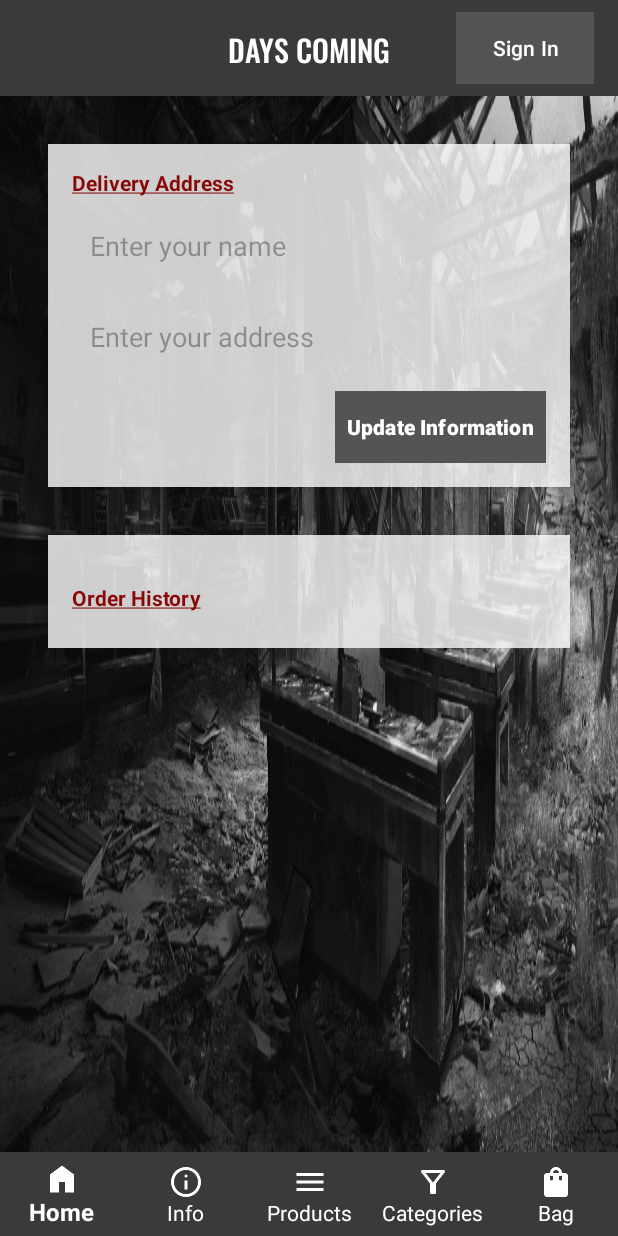
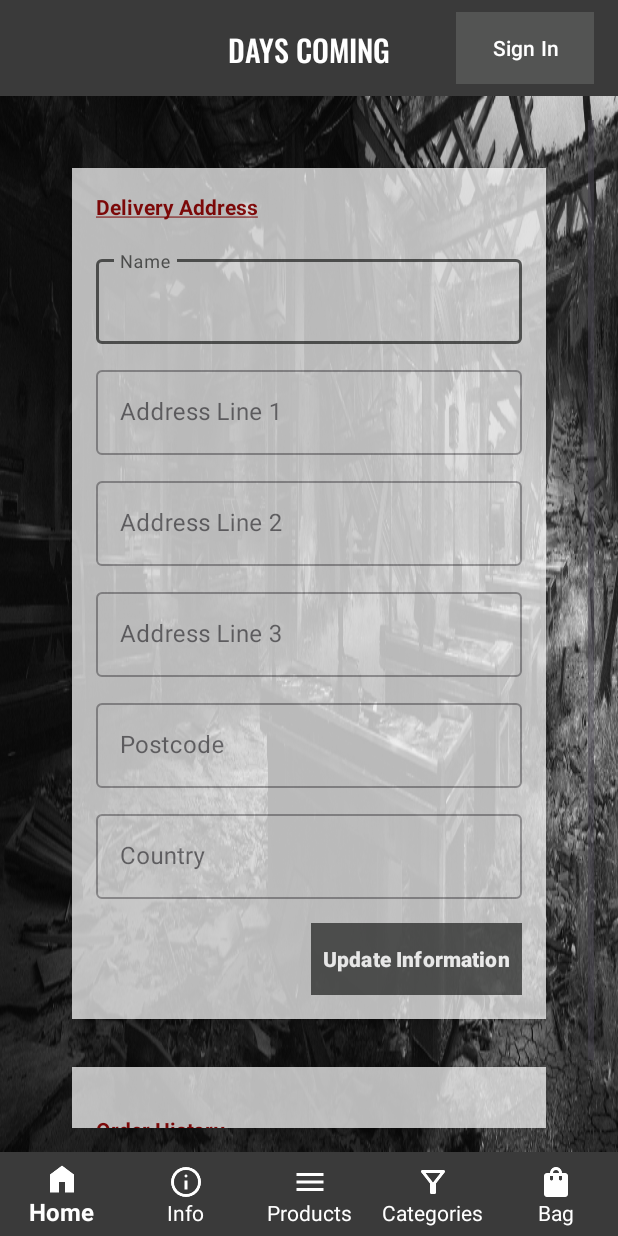
Before and after one commit to eleanorbucke21/AndroidCA, an Android app: the ProfileActivity screen opened directly, with no data from a screen before it, on a phone screen of 412 x 824 dp. Run offline under Robolectric (Android 15) with nearby library versions, the phone set to English and light mode, and no system bars; Roboto replaces fonts that are not available here; 1 statement that could not run was skipped.

Commit message:
Updated DatabaseHelper and ProfileActivity for address saved to User

```diff
--- a/app/src/main/java/com/example/androidca/data/DatabaseHelper.java
+++ b/app/src/main/java/com/example/androidca/data/DatabaseHelper.java
@@ -5,7 +5,6 @@ import android.content.Context;
 import android.database.Cursor;
 import android.database.sqlite.SQLiteDatabase;
 import android.database.sqlite.SQLiteOpenHelper;
-import android.util.Log;
 
 import com.example.androidca.models.User;
 
@@ -16,7 +15,7 @@ public class DatabaseHelper extends SQLiteOpenHelper {
 
     // Database name and version
     private static final String DATABASE_NAME = "ecommerce.db";
-    private static final int DATABASE_VERSION = 1;
+    private static final int DATABASE_VERSION = 2;
 
     // Table names
     public static final String TABLE_USERS = "users";
@@ -27,8 +26,13 @@ public class DatabaseHelper extends SQLiteOpenHelper {
     public static final String COLUMN_USERNAME = "username";
     public static final String COLUMN_PASSWORD = "password";
     public static final String COLUMN_EMAIL = "email";
-    public static final String COLUMN_ADDRESS = "address";
-    public static final String COLUMN_ROLE = "role";  // Adding a column for the user role
+    public static final String COLUMN_NAME = "name";
+    public static final String COLUMN_ADDRESS_LINE_1 = "address_line_1";
+    public static final String COLUMN_ADDRESS_LINE_2 = "address_line_2";
+    public static final String COLUMN_ADDRESS_LINE_3 = "address_line_3";
+    public static final String COLUMN_POSTCODE = "postcode";
+    public static final String COLUMN_COUNTRY = "country";
+    public static final String COLUMN_ROLE = "role";
 
     // Order table columns
     public static final String COLUMN_ORDER_ID = "order_id";
@@ -38,13 +42,18 @@ public class DatabaseHelper extends SQLiteOpenHelper {
     public static final String COLUMN_TOTAL_AMOUNT = "total_amount";
     public static final String COLUMN_DELIVERY_ADDRESS = "delivery_address";
 
-    // SQL to create user table with role
+    // SQL to create user table
     private static final String CREATE_TABLE_USERS = "CREATE TABLE " + TABLE_USERS + " (" +
             COLUMN_USER_ID + " INTEGER PRIMARY KEY AUTOINCREMENT, " +
             COLUMN_USERNAME + " TEXT, " +
             COLUMN_PASSWORD + " TEXT, " +
             COLUMN_EMAIL + " TEXT, " +
-            COLUMN_ADDRESS + " TEXT, " +
+            COLUMN_NAME + " TEXT, " +
+            COLUMN_ADDRESS_LINE_1 + " TEXT, " +
+            COLUMN_ADDRESS_LINE_2 + " TEXT, " +
+            COLUMN_ADDRESS_LINE_3 + " TEXT, " +
+            COLUMN_POSTCODE + " TEXT, " +
+            COLUMN_COUNTRY + " TEXT, " +
             COLUMN_ROLE + " TEXT DEFAULT 'user')";
 
     // SQL to create orders table
@@ -65,52 +74,76 @@ public class DatabaseHelper extends SQLiteOpenHelper {
     public void onCreate(SQLiteDatabase db) {
         db.execSQL(CREATE_TABLE_USERS);
         db.execSQL(CREATE_TABLE_ORDERS);
-        addAdminUser(db);  // Add an admin user after creating the tables
+        addAdminUser(db);
     }
 
     @Override
     public void onUpgrade(SQLiteDatabase db, int oldVersion, int newVersion) {
-        // For now, we simply drop the tables and recreate them
-        db.execSQL("DROP TABLE IF EXISTS " + TABLE_USERS);
-        db.execSQL("DROP TABLE IF EXISTS " + TABLE_ORDERS);
-        onCreate(db);
+        if (oldVersion < 2) {
+            db.execSQL("ALTER TABLE " + TABLE_USERS + " ADD COLUMN " + COLUMN_NAME + " TEXT");
+            db.execSQL("ALTER TABLE " + TABLE_USERS + " ADD COLUMN " + COLUMN_ADDRESS_LINE_1 + " TEXT");
+            db.execSQL("ALTER TABLE " + TABLE_USERS + " ADD COLUMN " + COLUMN_ADDRESS_LINE_2 + " TEXT");
+            db.execSQL("ALTER TABLE " + TABLE_USERS + " ADD COLUMN " + COLUMN_ADDRESS_LINE_3 + " TEXT");
+            db.execSQL("ALTER TABLE " + TABLE_USERS + " ADD COLUMN " + COLUMN_POSTCODE + " TEXT");
+            db.execSQL("ALTER TABLE " + TABLE_USERS + " ADD COLUMN " + COLUMN_COUNTRY + " TEXT");
+        }
     }
 
-    // Helper method to add an admin user
     private void addAdminUser(SQLiteDatabase db) {
         ContentValues values = new ContentValues();
         values.put(COLUMN_USERNAME, "admin");
-        values.put(COLUMN_PASSWORD, "Limerick");  // In a real app, this should be hashed
+        values.put(COLUMN_PASSWORD, "Limerick");
         values.put(COLUMN_EMAIL, "admin@example.com");
-        values.put(COLUMN_ADDRESS, "Admin HQ");
+        values.put(COLUMN_NAME, "Admin");
+        values.put(COLUMN_ADDRESS_LINE_1, "Admin Address Line 1");
+        values.put(COLUMN_ADDRESS_LINE_2, "Admin Address Line 2");
+        values.put(COLUMN_ADDRESS_LINE_3, "Admin Address Line 3");
+        values.put(COLUMN_POSTCODE, "000000");
+        values.put(COLUMN_COUNTRY, "Admin Country");
         values.put(COLUMN_ROLE, "admin");
-        long result = db.insert(TABLE_USERS, null, values);
-        if (result == -1) {
-            Log.e("DatabaseHelper", "Failed to insert admin user");
-        } else {
-            Log.d("DatabaseHelper", "Admin user inserted with row id: " + result);
-        }
+        db.insert(TABLE_USERS, null, values);
     }
 
+    // Add the getAllUsers method
     public List<User> getAllUsers() {
         List<User> users = new ArrayList<>();
         SQLiteDatabase db = this.getReadableDatabase();
-        String[] columns = {COLUMN_USER_ID, COLUMN_USERNAME, COLUMN_EMAIL, COLUMN_ADDRESS};  // Ensure columns match your table structure
+        String[] columns = {
+                COLUMN_USER_ID,
+                COLUMN_USERNAME,
+                COLUMN_EMAIL,
+                COLUMN_NAME,
+                COLUMN_ADDRESS_LINE_1,
+                COLUMN_ADDRESS_LINE_2,
+                COLUMN_ADDRESS_LINE_3,
+                COLUMN_POSTCODE,
+                COLUMN_COUNTRY
+        };
         Cursor cursor = db.query(TABLE_USERS, columns, null, null, null, null, null);
 
         if (cursor != null && cursor.moveToFirst()) {
             int idIndex = cursor.getColumnIndex(COLUMN_USER_ID);
             int usernameIndex = cursor.getColumnIndex(COLUMN_USERNAME);
             int emailIndex = cursor.getColumnIndex(COLUMN_EMAIL);
-            int addressIndex = cursor.getColumnIndex(COLUMN_ADDRESS);
+            int nameIndex = cursor.getColumnIndex(COLUMN_NAME);
+            int addressLine1Index = cursor.getColumnIndex(COLUMN_ADDRESS_LINE_1);
+            int addressLine2Index = cursor.getColumnIndex(COLUMN_ADDRESS_LINE_2);
+            int addressLine3Index = cursor.getColumnIndex(COLUMN_ADDRESS_LINE_3);
+            int postcodeIndex = cursor.getColumnIndex(COLUMN_POSTCODE);
+            int countryIndex = cursor.getColumnIndex(COLUMN_COUNTRY);
 
-            if (idIndex != -1 && usernameIndex != -1 && emailIndex != -1 && addressIndex != -1) {
+            if (idIndex != -1 && usernameIndex != -1 && emailIndex != -1 && nameIndex != -1 && addressLine1Index != -1 && addressLine2Index != -1 && addressLine3Index != -1 && postcodeIndex != -1 && countryIndex != -1) {
                 do {
                     User user = new User(
                             cursor.getInt(idIndex),
                             cursor.getString(usernameIndex),
                             cursor.getString(emailIndex),
-                            cursor.getString(addressIndex)
+                            cursor.getString(nameIndex),
+                            cursor.getString(addressLine1Index),
+                            cursor.getString(addressLine2Index),
+                            cursor.getString(addressLine3Index),
+                            cursor.getString(postcodeIndex),
+                            cursor.getString(countryIndex)
                     );
                     users.add(user);
                 } while (cursor.moveToNext());
@@ -120,6 +153,7 @@ public class DatabaseHelper extends SQLiteOpenHelper {
         return users;
     }
 
+    // Add the deleteUser method
     public void deleteUser(int userId) {
         SQLiteDatabase db = this.getWritableDatabase();
         db.delete(TABLE_USERS, COLUMN_USER_ID + " = ?", new String[]{String.valueOf(userId)});
--- a/app/src/main/java/com/example/androidca/ui/ProfileActivity.java
+++ b/app/src/main/java/com/example/androidca/ui/ProfileActivity.java
@@ -22,7 +22,7 @@ import java.util.List;
 
 public class ProfileActivity extends BaseActivity {
 
-    private EditText editTextName, editTextAddress;
+    private EditText editTextName, editTextAddressLine1, editTextAddressLine2, editTextAddressLine3, editTextPostcode, editTextCountry;
     private Button buttonUpdate;
     private UserDAO userDAO;
     private OrderDAO orderDAO;
@@ -36,7 +36,11 @@ public class ProfileActivity extends BaseActivity {
         getLayoutInflater().inflate(R.layout.activity_profile, findViewById(R.id.content_frame));
 
         editTextName = findViewById(R.id.editTextName);
-        editTextAddress = findViewById(R.id.editTextAddress);
+        editTextAddressLine1 = findViewById(R.id.editTextAddressLine1);
+        editTextAddressLine2 = findViewById(R.id.editTextAddressLine2);
+        editTextAddressLine3 = findViewById(R.id.editTextAddressLine3);
+        editTextPostcode = findViewById(R.id.editTextPostcode);
+        editTextCountry = findViewById(R.id.editTextCountry);
         buttonUpdate = findViewById(R.id.buttonUpdate);
         recyclerView = findViewById(R.id.recyclerViewOrders);
 
@@ -63,8 +67,12 @@ public class ProfileActivity extends BaseActivity {
         if (username != null) {
             User user = userDAO.getUserInfo(username);
             if (user != null) {
-                editTextName.setText(user.getUsername());
-                editTextAddress.setText(user.getAddress());
+                editTextName.setText(user.getName());
+                editTextAddressLine1.setText(user.getAddressLine1());
+                editTextAddressLine2.setText(user.getAddressLine2());
+                editTextAddressLine3.setText(user.getAddressLine3());
+                editTextPostcode.setText(user.getPostcode());
+                editTextCountry.setText(user.getCountry());
 
                 // Load and display order history
                 List<Order> orders = orderDAO.getOrders(user.getId());
@@ -81,9 +89,18 @@ public class ProfileActivity extends BaseActivity {
 
         buttonUpdate.setOnClickListener(v -> {
             String name = editTextName.getText().toString();
-            String address = editTextAddress.getText().toString();
+            String addressLine1 = editTextAddressLine1.getText().toString();
+            String addressLine2 = editTextAddressLine2.getText().toString();
+            String addressLine3 = editTextAddressLine3.getText().toString();
+            String postcode = editTextPostcode.getText().toString();
+            String country = editTextCountry.getText().toString();
 
-            if (userDAO.updateUserInfo(username, name, address)) {
+            if (name.isEmpty() || addressLine1.isEmpty() || postcode.isEmpty() || country.isEmpty()) {
+                Toast.makeText(this, "Please fill all required fields", Toast.LENGTH_SHORT).show();
+                return;
+            }
+
+            if (userDAO.updateUserInfo(username, name, addressLine1, addressLine2, addressLine3, postcode, country)) {
                 Toast.makeText(this, "Profile Updated Successfully", Toast.LENGTH_SHORT).show();
             } else {
                 Toast.makeText(this, "Update Failed", Toast.LENGTH_SHORT).show();
--- a/app/src/main/res/layout/activity_profile.xml
+++ b/app/src/main/res/layout/activity_profile.xml
@@ -18,9 +18,11 @@
             android:layout_height="wrap_content"
             android:orientation="vertical"
             android:background="#CCFFFFFF"
+            android:alpha="0.9"
             android:padding="16dp"
             android:elevation="4dp"
-            android:layout_marginBottom="16dp">
+            android:layout_marginBottom="16dp"
+            android:layout_margin="16dp">
 
             <TextView
                 android:id="@+id/deliveryAddressTitle"
@@ -31,25 +33,89 @@
                 android:textStyle="bold"
                 android:paddingBottom="8dp" />
 
-            <EditText
-                android:id="@+id/editTextName"
+            <com.google.android.material.textfield.TextInputLayout
                 android:layout_width="match_parent"
                 android:layout_height="wrap_content"
                 android:hint="@string/name_hint"
-                android:inputType="textPersonName"
-                android:background="@android:color/transparent"
-                android:padding="12dp"
-                android:layout_marginBottom="12dp"/>
+                style="@style/Widget.MaterialComponents.TextInputLayout.OutlinedBox"
+                android:layout_marginTop="12dp">
 
-            <EditText
-                android:id="@+id/editTextAddress"
+                <com.google.android.material.textfield.TextInputEditText
+                    android:id="@+id/editTextName"
+                    android:layout_width="match_parent"
+                    android:layout_height="wrap_content"
+                    android:inputType="textPersonName" />
+            </com.google.android.material.textfield.TextInputLayout>
+
+            <com.google.android.material.textfield.TextInputLayout
                 android:layout_width="match_parent"
                 android:layout_height="wrap_content"
-                android:hint="@string/address_hint"
-                android:inputType="textPostalAddress"
-                android:background="@android:color/transparent"
-                android:padding="12dp"
-                android:layout_marginBottom="12dp"/>
+                android:hint="@string/address_line_1_hint"
+                style="@style/Widget.MaterialComponents.TextInputLayout.OutlinedBox"
+                android:layout_marginTop="12dp">
+
+                <com.google.android.material.textfield.TextInputEditText
+                    android:id="@+id/editTextAddressLine1"
+                    android:layout_width="match_parent"
+                    android:layout_height="wrap_content"
+                    android:inputType="textPostalAddress" />
+            </com.google.android.material.textfield.TextInputLayout>
+
+            <com.google.android.material.textfield.TextInputLayout
+                android:layout_width="match_parent"
+                android:layout_height="wrap_content"
+                android:hint="@string/address_line_2_hint"
+                style="@style/Widget.MaterialComponents.TextInputLayout.OutlinedBox"
+                android:layout_marginTop="12dp">
+
+                <com.google.android.material.textfield.TextInputEditText
+                    android:id="@+id/editTextAddressLine2"
+                    android:layout_width="match_parent"
+                    android:layout_height="wrap_content"
+                    android:inputType="textPostalAddress" />
+            </com.google.android.material.textfield.TextInputLayout>
+
+            <com.google.android.material.textfield.TextInputLayout
+                android:layout_width="match_parent"
+                android:layout_height="wrap_content"
+                android:hint="@string/address_line_3_hint"
+                style="@style/Widget.MaterialComponents.TextInputLayout.OutlinedBox"
+                android:layout_marginTop="12dp">
+
+                <com.google.android.material.textfield.TextInputEditText
+                    android:id="@+id/editTextAddressLine3"
+                    android:layout_width="match_parent"
+                    android:layout_height="wrap_content"
+                    android:inputType="textPostalAddress" />
+            </com.google.android.material.textfield.TextInputLayout>
+
+            <com.google.android.material.textfield.TextInputLayout
+                android:layout_width="match_parent"
+                android:layout_height="wrap_content"
+                android:hint="@string/postcode_hint"
+                style="@style/Widget.MaterialComponents.TextInputLayout.OutlinedBox"
+                android:layout_marginTop="12dp">
+
+                <com.google.android.material.textfield.TextInputEditText
+                    android:id="@+id/editTextPostcode"
+                    android:layout_width="match_parent"
+                    android:layout_height="wrap_content"
+                    android:inputType="textPostalAddress" />
+            </com.google.android.material.textfield.TextInputLayout>
+
+            <com.google.android.material.textfield.TextInputLayout
+                android:layout_width="match_parent"
+                android:layout_height="wrap_content"
+                android:hint="@string/country_hint"
+                style="@style/Widget.MaterialComponents.TextInputLayout.OutlinedBox"
+                android:layout_marginTop="12dp">
+
+                <com.google.android.material.textfield.TextInputEditText
+                    android:id="@+id/editTextCountry"
+                    android:layout_width="match_parent"
+                    android:layout_height="wrap_content"
+                    android:inputType="textPostalAddress" />
+            </com.google.android.material.textfield.TextInputLayout>
 
             <Button
                 android:id="@+id/buttonUpdate"
@@ -60,7 +126,8 @@
                 android:textColor="@android:color/white"
                 android:layout_gravity="end"
                 android:padding="8dp"
-                android:textStyle="bold" />
+                android:textStyle="bold"
+                android:layout_marginTop="16dp" />
         </LinearLayout>
 
         <!-- Container for Order History -->
@@ -69,9 +136,11 @@
             android:layout_height="wrap_content"
             android:orientation="vertical"
             android:background="#CCFFFFFF"
+            android:alpha="0.9"
             android:padding="16dp"
             android:elevation="4dp"
-            android:layout_marginTop="16dp">
+            android:layout_marginTop="16dp"
+            android:layout_margin="16dp">
 
             <TextView
                 android:id="@+id/orderHistoryTitle"
--- a/app/src/main/res/values/strings.xml
+++ b/app/src/main/res/values/strings.xml
@@ -42,14 +42,15 @@
 
     <!-- Profile -->
     <string name="delivery_address">Delivery Address</string>
-    <string name="name_hint">Enter your name</string>
-    <string name="address_hint">Enter your address</string>
+    <string name="order_history">Order History</string>
+    <string name="name_hint">Name</string>
+    <string name="address_hint">Address</string>
     <string name="update_information">Update Information</string>
-    <string name="order_history">Order History</string>
-    <string name="order_number">Order Number</string>
-    <string name="date">Date</string>
-    <string name="items">Items</string>
-    <string name="order_total">Order Total</string>
+    <string name="address_line_1_hint">Address Line 1</string>
+    <string name="address_line_2_hint">Address Line 2</string>
+    <string name="address_line_3_hint">Address Line 3</string>
+    <string name="postcode_hint">Postcode</string>
+    <string name="country_hint">Country</string>
 
     <!-- Admin Profile-->
     <string name="admin_greeting">Welcome, Admin!</string>
```
Also changed, not shown: app/src/main/java/com/example/androidca/data/UserDAO.java (+37 -23 lines), app/src/main/java/com/example/androidca/models/User.java (+58 -18 lines), app/src/main/java/com/example/androidca/ui/UserAdapter.java (+10 -1 lines).
